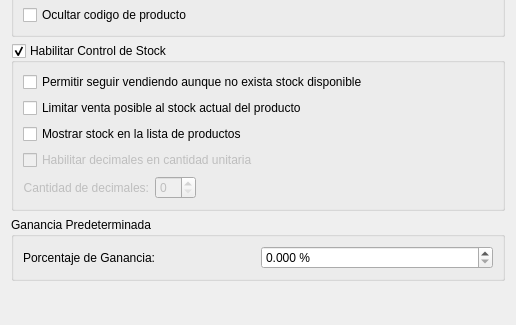
Above: plugins/productos/FormPrefProductosBase.ui from tranfuga25s/gestotux before the change; both pictures show x 0 to 516 and y 180 to 505 of the 516 by 505 pixel window. Below: the same form after it.
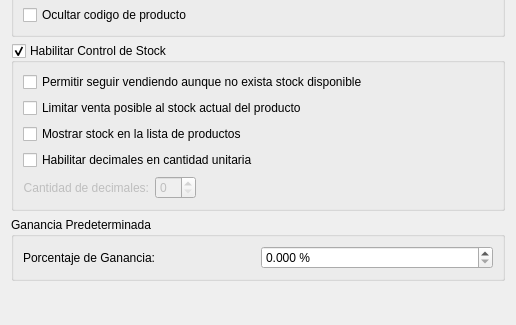
That is the form after the change.

Commit message: Mejorado dialogo de preferencias y arreglado problema de ubicación de preferencia. issue #121.

The edit to the form file:
```diff
--- a/plugins/productos/FormPrefProductosBase.ui
+++ b/plugins/productos/FormPrefProductosBase.ui
@@ -121,7 +121,7 @@
       <item>
        <widget class="QCheckBox" name="CkBCantidadDecimales">
         <property name="enabled">
-         <bool>false</bool>
+         <bool>true</bool>
         </property>
         <property name="text">
          <string>Habilitar decimales en cantidad unitaria</string>
```
Left out of the diff: 18 changed lines with no effect on the pictures. The commit also changes 2 other files.
